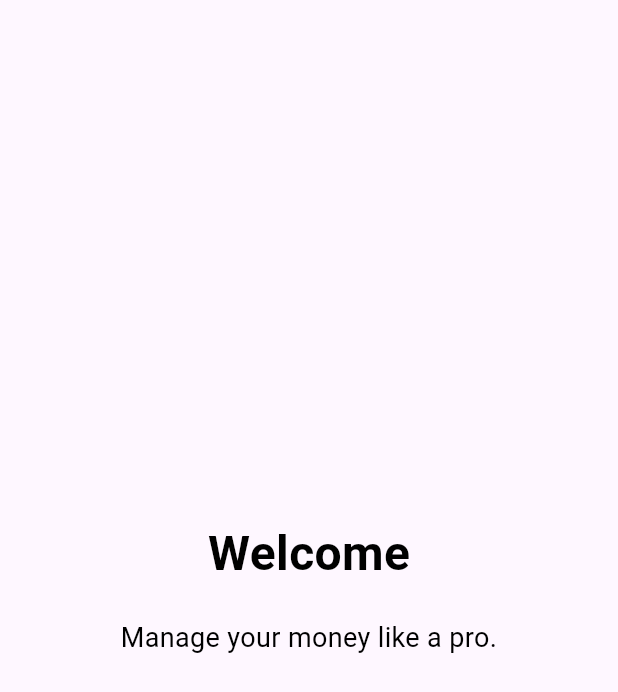
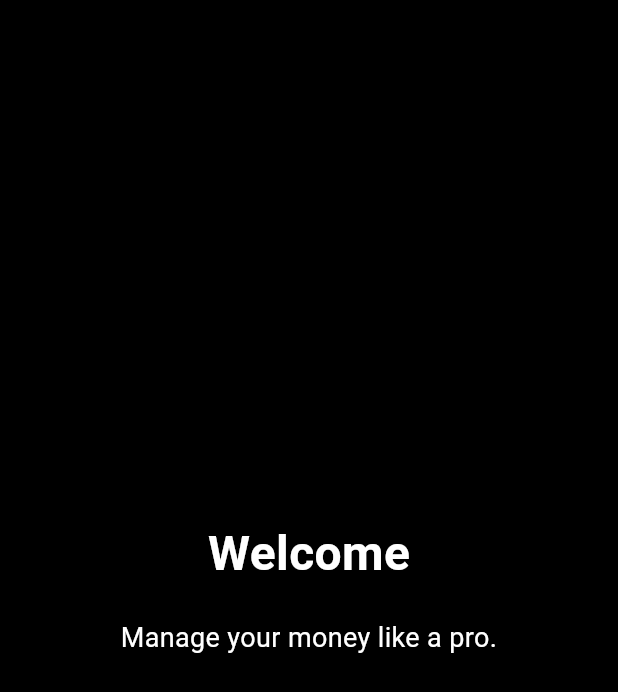
Before and after one commit to LaurenceChiayadi/money-planning-app, a Flutter app: the screen it shows after launch, on a phone screen of 412 x 824 dp. Shown: the top 692 px of the screen. Run offline on Flutter 3.47's test engine with Material 3 defaults, Android fonts, the light colour scheme and no system bars.

Commit message:
Set Theme as provider for easier access

```diff
--- a/lib/assets/theme/theme.dart
+++ b/lib/assets/theme/theme.dart
@@ -4,22 +4,27 @@ class CustomTheme {
   static ThemeData get theme {
     return ThemeData(
       brightness: Brightness.light,
-      primaryColor: Colors.lightGreen,
-      // accentColor: Colors.lightGreenAccent,
-      // backgroundColor: Colors.white,
       scaffoldBackgroundColor: Colors.white,
+      primaryColor: Colors.black,
       appBarTheme: const AppBarTheme(
-        color: Colors.lightGreen,
-        iconTheme: IconThemeData(color: Colors.white),
+        color: Colors.white,
+        iconTheme: IconThemeData(color: Colors.black),
+        titleTextStyle: TextStyle(color: Colors.black, fontSize: 20),
       ),
       textTheme: const TextTheme(
+        bodyLarge: TextStyle(color: Colors.black, fontSize: 18),
         bodyMedium: TextStyle(color: Colors.black, fontSize: 16),
-        bodySmall: TextStyle(color: Colors.black54, fontSize: 14),
+        bodySmall: TextStyle(color: Colors.black87, fontSize: 14),
       ),
-      buttonTheme: const ButtonThemeData(
-        buttonColor: Colors.lightGreen,
-        textTheme: ButtonTextTheme.primary,
+      elevatedButtonTheme: ElevatedButtonThemeData(
+        style: ElevatedButton.styleFrom(
+          backgroundColor: Colors.black,
+          foregroundColor: Colors.white,
+          padding: const EdgeInsets.symmetric(horizontal: 24, vertical: 12),
+          shape: RoundedRectangleBorder(borderRadius: BorderRadius.circular(8)),
+        ),
       ),
+      iconTheme: const IconThemeData(color: Colors.black),
     );
   }
 }
@@ -28,22 +33,27 @@ class CustomDarkModeTheme {
   static ThemeData get theme {
     return ThemeData(
       brightness: Brightness.dark,
-      primaryColor: Colors.lightGreen,
-      // accentColor: Colors.lightBlueAccent,
-      // backgroundColor: Colors.black,
-      scaffoldBackgroundColor: const Color(0xFF2a3439),
+      scaffoldBackgroundColor: Colors.black,
+      primaryColor: Colors.white,
       appBarTheme: const AppBarTheme(
-        color: Colors.lightGreen,
+        color: Colors.black,
         iconTheme: IconThemeData(color: Colors.white),
+        titleTextStyle: TextStyle(color: Colors.white, fontSize: 20),
       ),
       textTheme: const TextTheme(
+        bodyLarge: TextStyle(color: Colors.white, fontSize: 18),
         bodyMedium: TextStyle(color: Colors.white, fontSize: 16),
         bodySmall: TextStyle(color: Colors.white70, fontSize: 14),
       ),
-      buttonTheme: const ButtonThemeData(
-        buttonColor: Colors.lightGreen,
-        textTheme: ButtonTextTheme.primary,
+      elevatedButtonTheme: ElevatedButtonThemeData(
+        style: ElevatedButton.styleFrom(
+          backgroundColor: Colors.white,
+          foregroundColor: Colors.black,
+          padding: const EdgeInsets.symmetric(horizontal: 24, vertical: 12),
+          shape: RoundedRectangleBorder(borderRadius: BorderRadius.circular(8)),
+        ),
       ),
+      iconTheme: const IconThemeData(color: Colors.white),
     );
   }
 }
--- a/lib/main.dart
+++ b/lib/main.dart
@@ -1,11 +1,11 @@
 import 'package:flutter/material.dart';
-import 'package:money_planner/screens/onboarding_page.dart';
+import 'package:money_planner/providers/ThemeProvider/theme_provider.dart';
 import 'package:provider/provider.dart';
 
 import 'package:money_planner/assets/theme/theme.dart';
 import 'package:money_planner/screens/home_page.dart';
-import 'package:money_planner/screens/statistics_page.dart';
-import 'package:money_planner/providers/accounts.dart';
+import 'package:money_planner/screens/onboarding_page.dart';
+import 'package:money_planner/providers/AccountProvider/accounts.dart';
 
 void main() {
   runApp(const MyApp());
@@ -19,31 +19,29 @@ class MyApp extends StatefulWidget {
 }
 
 class _MyAppState extends State<MyApp> {
-  ThemeMode _themeMode = ThemeMode.system;
-
-  void _toggleTheme() {
-    setState(() {
-      _themeMode =
-          _themeMode == ThemeMode.light ? ThemeMode.dark : ThemeMode.light;
-    });
-  }
-
   @override
   Widget build(BuildContext context) {
     return MultiProvider(
-      providers: [ChangeNotifierProvider(create: (ctx) => Accounts())],
-      child: MaterialApp(
-          title: 'Money Planning App',
-          darkTheme: CustomDarkModeTheme.theme,
-          themeMode: _themeMode,
-          initialRoute: '/onboard',
-          routes: {
-            '/': (context) =>
-                HomePage(toggleTheme: _toggleTheme, themeMode: _themeMode),
-            '/onboard': (context) => OnboardingPage(
-                  themeMode: _themeMode,
-                ),
-          }),
+      providers: [
+        ChangeNotifierProvider(create: (ctx) => ThemeProvider()),
+        ChangeNotifierProvider(create: (ctx) => Accounts()),
+      ],
+      child: Builder(
+        builder: (context) {
+          final themeMode = context.watch<ThemeProvider>().themeMode;
+          return MaterialApp(
+            title: 'Money Planning App',
+            theme: CustomTheme.theme,
+            darkTheme: CustomDarkModeTheme.theme,
+            themeMode: themeMode,
+            initialRoute: '/onboard',
+            routes: {
+              '/': (context) => const HomePage(),
+              '/onboard': (context) => OnboardingPage(),
+            },
+          );
+        },
+      ),
     );
   }
 }
--- a/lib/providers/accounts.dart
+++ b/lib/providers/AccountProvider/accounts.dart
@@ -1,6 +1,6 @@
 import 'package:flutter/material.dart';
 
-import 'package:money_planner/providers/account.dart';
+import 'package:money_planner/providers/AccountProvider/account.dart';
 
 class Accounts with ChangeNotifier {
   final List<Account> _accounts = [
--- /dev/null
+++ b/lib/providers/ThemeProvider/theme_provider.dart
@@ -0,0 +1,16 @@
+import 'package:flutter/material.dart';
+
+class ThemeProvider with ChangeNotifier {
+  ThemeMode _themeMode = ThemeMode.dark;
+
+  ThemeMode get themeMode => _themeMode;
+
+  toggleTheme() {
+    if (_themeMode == ThemeMode.light) {
+      _themeMode = ThemeMode.dark;
+    } else {
+      _themeMode = ThemeMode.light;
+    }
+    notifyListeners();
+  }
+}
--- a/lib/screens/home_page.dart
+++ b/lib/screens/home_page.dart
@@ -1,20 +1,20 @@
 import 'package:flutter/material.dart';
 import 'package:money_planner/components/global/Layout.dart';
+import 'package:money_planner/providers/ThemeProvider/theme_provider.dart';
 import 'package:provider/provider.dart';
 
-import 'package:money_planner/providers/accounts.dart';
+import 'package:money_planner/providers/AccountProvider/accounts.dart';
 
 class HomePage extends StatelessWidget {
   static const routeName = '/';
-  final VoidCallback toggleTheme;
-  final ThemeMode themeMode;
 
-  const HomePage(
-      {super.key, required this.toggleTheme, required this.themeMode});
+  const HomePage({super.key});
 
   @override
   Widget build(BuildContext context) {
-    final accounts = Provider.of<Accounts>(context).accounts;
+    final accounts = context.watch<Accounts>().accounts;
+    final themeMode = context.watch<ThemeProvider>().themeMode;
+    final toggleTheme = context.read<ThemeProvider>().toggleTheme;
     double deviceWidth = MediaQuery.of(context).size.width;
 
     return Layout(
@@ -29,7 +29,8 @@ class HomePage extends StatelessWidget {
               onPressed: toggleTheme,
               icon: Icon(themeMode == ThemeMode.light
                   ? Icons.dark_mode
-                    : Icons.light_mode)),
+                  : Icons.light_mode),
+            ),
           ]),
           SizedBox(
             height: deviceWidth / 2,
@@ -47,9 +48,9 @@ class HomePage extends StatelessWidget {
                     child: Text(account.name),
                   ),
                 );
-                }),
+              },
+            ),
           )
-          //  Row(chi)
         ],
       ),
     );
--- a/lib/screens/onboarding_page.dart
+++ b/lib/screens/onboarding_page.dart
@@ -2,7 +2,6 @@ import 'package:flutter/material.dart';
 import 'package:money_planner/components/global/Layout.dart';
 
 class OnboardingPage extends StatelessWidget {
-  final ThemeMode themeMode;
   final List<Map<String, dynamic>> onboardingData = [
     {
       'title': 'Welcome',
@@ -18,7 +17,7 @@ class OnboardingPage extends StatelessWidget {
     },
   ];
 
-  OnboardingPage({super.key, required this.themeMode});
+  OnboardingPage({super.key});
 
   @override
   Widget build(BuildContext context) {
@@ -28,7 +27,6 @@ class OnboardingPage extends StatelessWidget {
       itemBuilder: (context, index) {
         final page = onboardingData[index];
         return OnboardingScreen(
-          themeMode: themeMode,
           title: page['title'],
           subtitle: page['subtitle'],
           isLastPage: index == onboardingData.length - 1,
@@ -42,32 +40,30 @@ class OnboardingScreen extends StatelessWidget {
   final String title;
   final String subtitle;
   final bool isLastPage;
-  final ThemeMode themeMode;
 
   const OnboardingScreen({
     super.key,
     required this.title,
     required this.subtitle,
     required this.isLastPage,
-    required this.themeMode,
   });
 
   @override
   Widget build(BuildContext context) {
-    final isDark = themeMode == ThemeMode.dark;
     return Column(
       mainAxisAlignment: MainAxisAlignment.center,
       children: [
         Text(title,
-            style: TextStyle(
-                fontSize: 32,
-                fontWeight: FontWeight.bold,
-                color: isDark ? Colors.white : Colors.black)),
+            style: const TextStyle(
+              fontSize: 32,
+              fontWeight: FontWeight.bold,
+            )),
         const SizedBox(height: 20),
         Text(subtitle,
             textAlign: TextAlign.center,
-            style: TextStyle(
-                fontSize: 18, color: isDark ? Colors.white : Colors.black)),
+            style: const TextStyle(
+              fontSize: 18,
+            )),
         const SizedBox(height: 40),
         if (isLastPage)
           ElevatedButton(
```
Also changed, not shown: lib/providers/AccountProvider/account.dart (renamed from lib/providers/account.dart). Lines whose indentation alone changed are shown as unchanged.
